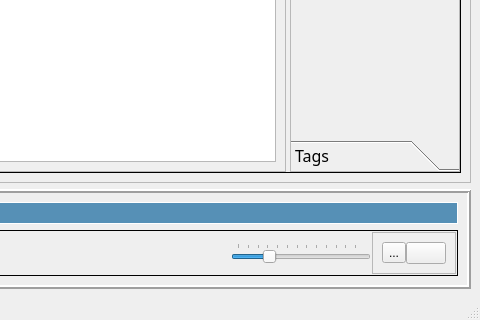
This is src/qpicasa/ui/mainwindow.ui in juliendz/imagius as Qt 5 draws it before an edit; both pictures show x 522 to 1002 and y 306 to 626 of the 1002 by 626 pixel window. The edited form follows.
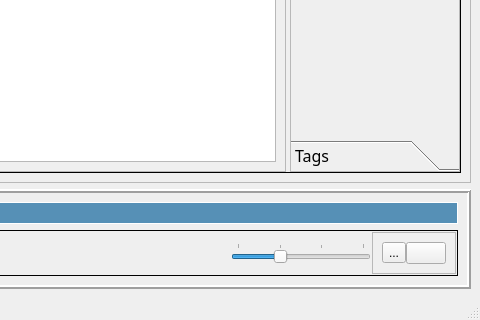
This is the edited form. Icons and pictures are not drawn.

Commit message: Implement thumbnail size slider (64px to 256px)

The edit to the form file:
```diff
--- a/src/qpicasa/ui/mainwindow.ui
+++ b/src/qpicasa/ui/mainwindow.ui
@@ -564,21 +564,36 @@
               <height>16777215</height>
              </size>
             </property>
+            <property name="minimum">
+             <number>64</number>
+            </property>
             <property name="maximum">
              <number>256</number>
             </property>
             <property name="singleStep">
              <number>20</number>
             </property>
+            <property name="pageStep">
+             <number>64</number>
+            </property>
+            <property name="value">
+             <number>128</number>
+            </property>
             <property name="sliderPosition">
-             <number>64</number>
+             <number>128</number>
             </property>
             <property name="orientation">
              <enum>Qt::Horizontal</enum>
             </property>
+            <property name="invertedAppearance">
+             <bool>false</bool>
+            </property>
             <property name="tickPosition">
              <enum>QSlider::TicksAbove</enum>
             </property>
+            <property name="tickInterval">
+             <number>0</number>
+            </property>
            </widget>
           </item>
           <item>
```
The commit also changes 1 other file.
